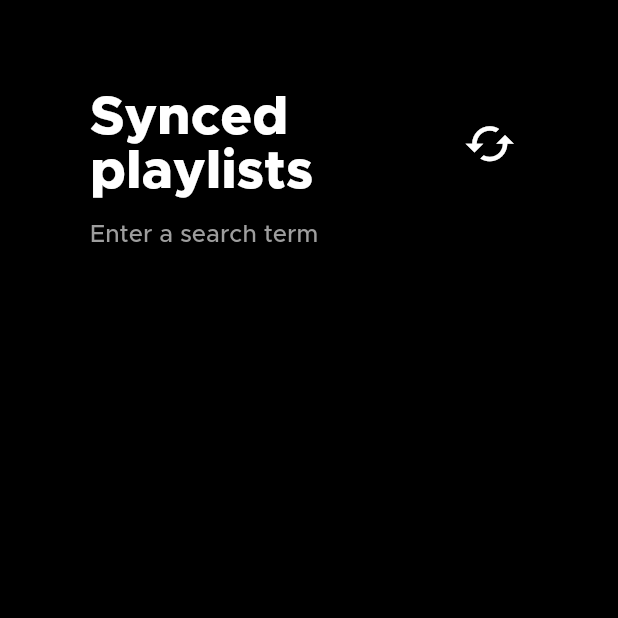
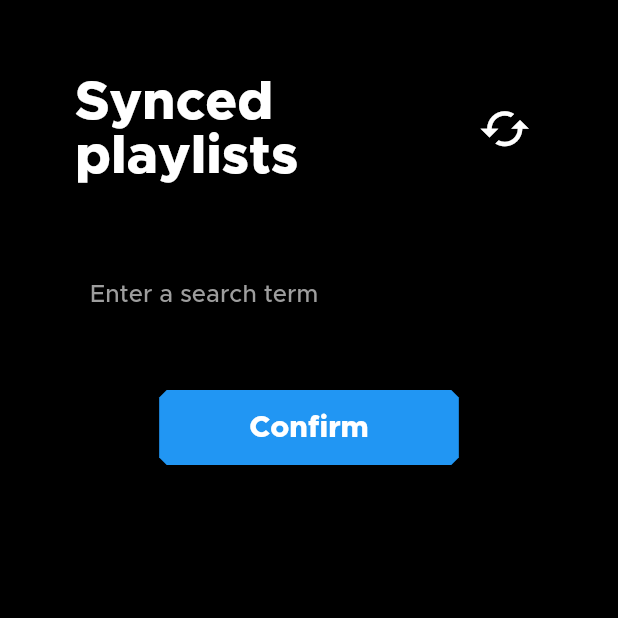
Before and after one commit to GDGVIT/cadence-app, a Flutter app: the screen it shows after launch, on a phone screen of 412 x 824 dp, the top half of it. Run offline on Flutter 3.47's test engine with Material 2 defaults, Android fonts, the phone set to English and light mode, and no system bars.

```diff
--- a/lib/main.dart
+++ b/lib/main.dart
@@ -1,6 +1,8 @@
 import 'package:flutter/material.dart';
 
-void main() => runApp(MyApp());
+void main() => runApp(
+  MyApp()
+);
 
 class MyApp extends StatelessWidget {
   @override
@@ -9,20 +11,33 @@ class MyApp extends StatelessWidget {
       title: 'Welcome to Flutter',
       theme: ThemeData(
         // accentColor: Colors.white,
-        // primaryColor: Colors.white,
+        primaryColor: Colors.white,
         fontFamily: 'Metropolis',
+        // elevatedButtonTheme: ElevatedButtonThemeData(
+        //     style: ElevatedButton.styleFrom(
+        //       primary: Colors.purple,
+        //     ),
+        //   ),
 
         ),
-      home: Scaffold(
+      home: Playlist(),
+    );
+  }
+}
+
+
+
+
+class Playlist extends StatelessWidget {
+  @override
+  Widget build(BuildContext context) {
+    return Scaffold(
         // appBar: AppBar(
         //   title: Text('Welcome to Flutter'),
         // ),
-
-
-
         backgroundColor: Colors.black,
         body: Container(
-          padding: EdgeInsets.all(60),
+          padding: EdgeInsets.all(50),
           child: Column(children: [
 
             Row(
@@ -33,8 +48,9 @@ class MyApp extends StatelessWidget {
               style: TextStyle(
                 color: Colors.white,
                 fontSize: 36,
-                fontWeight: FontWeight.bold,
+                fontWeight: FontWeight.w700,
                 fontFamily: 'Metropolis',
+                // fontStyle: FontStyle.italic
               ),
 
           ),
@@ -52,23 +68,94 @@ class MyApp extends StatelessWidget {
           ],),
 
           // search bar
-
-          TextField(
+          Padding(
+            padding: EdgeInsets.fromLTRB(10, 50, 10, 40),
+            child:TextField(
               decoration: InputDecoration(
                 // border: InputBorder.,
                 hintText: 'Enter a search term',
                 hintStyle: TextStyle(
-                  color: Colors.grey,
+                  color: Colors.grey
                   // fontStyle: FontStyle,
                 ),
               ),
             ),
 
+          ),
+
+            //list
+            // ListView(
+            //   children: const <Widget>[
+            //     Card(child: ListTile(title: Text('One-line ListTile'))),
+            //     Card(
+            //       child: ListTile(
+            //         leading: FlutterLogo(),
+            //         title: Text('One-line with leading widget'),
+            //       ),
+            //     ),
+            //     Card(
+            //       child: ListTile(
+            //         title: Text('One-line with trailing widget'),
+            //         trailing: Icon(Icons.more_vert),
+            //       ),
+            //     ),
+            //     Card(
+            //       child: ListTile(
+            //         leading: FlutterLogo(),
+            //         title: Text('One-line with both widgets'),
+            //         trailing: Icon(Icons.more_vert),
+            //       ),
+            //     ),
+            //     Card(
+            //       child: ListTile(
+            //         title: Text('One-line dense ListTile'),
+            //         dense: true,
+            //       ),
+            //     ),
+            //     Card(
+            //       child: ListTile(
+            //         leading: FlutterLogo(size: 56.0),
+            //         title: Text('Two-line ListTile'),
+            //         subtitle: Text('Here is a second line'),
+            //         trailing: Icon(Icons.more_vert),
+            //       ),
+            //     ),
+            //     Card(
+            //       child: ListTile(
+            //         leading: FlutterLogo(size: 72.0),
+            //         title: Text('Three-line ListTile'),
+            //         subtitle: Text(
+            //           'A sufficiently long subtitle warrants three lines.'
+            //         ),
+            //         trailing: Icon(Icons.more_vert),
+            //         isThreeLine: true,
+            //       ),
+            //     ),
+            //   ],
+            // ),
 
 
+            ElevatedButton(
+              child: Text('Confirm'),
+              style: ElevatedButton.styleFrom(
+                primary: Colors.blue,
+                padding: EdgeInsets.fromLTRB(60, 15, 60, 15),
+                shape: const BeveledRectangleBorder(borderRadius: BorderRadius.all(Radius.circular(5))),
+                elevation: 5,
+                textStyle: TextStyle(
+                color: Colors.black,
+                fontSize: 20,
+                fontWeight: FontWeight.bold,
+                fontFamily: 'Metropolis',
+                // fontStyle: FontStyle.italic
+      ),
+              ),
+              onPressed: () {
+                print('Pressed');
+              },
+            )
           ],)
           ),
-      ),
-    );
+      );
   }
 }
```
